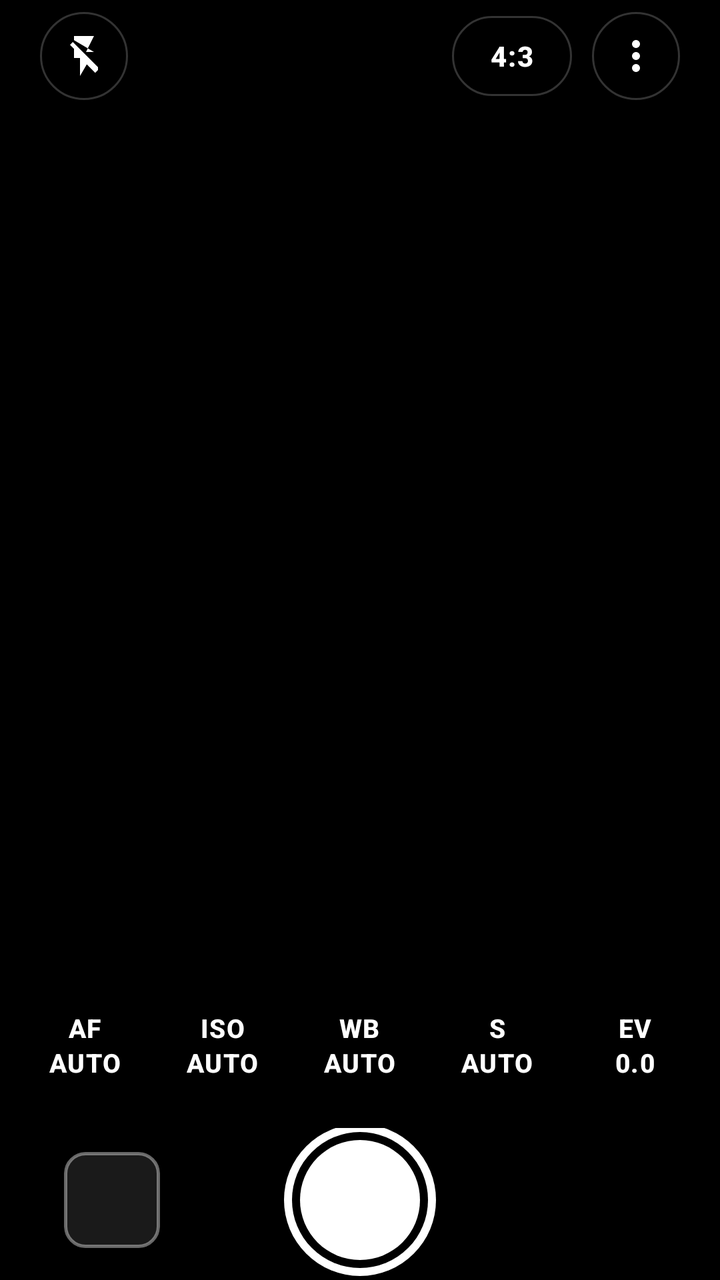
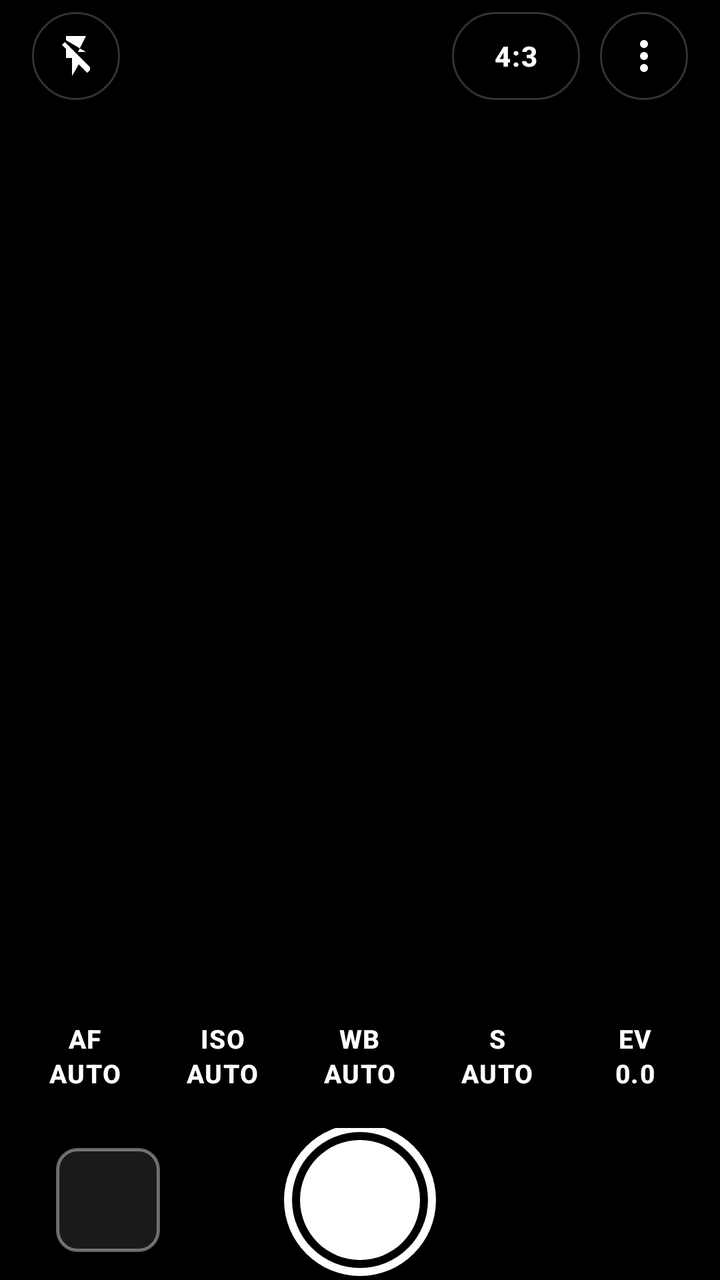

The first picture is an Android layout as it rendered before a commit; the second is the same layout after the commit. The layout source and the unified diff follow.
<!-- AndroidManifest.xml: activity theme Theme.ProCamera -->
<!-- res/layout/activity_main.xml -->
<?xml version="1.0" encoding="utf-8"?>
<RelativeLayout xmlns:android="http://schemas.android.com/apk/res/android"
    android:id="@+id/root_layout"
    android:layout_width="match_parent"
    android:layout_height="match_parent"
    android:background="@color/black_pure">

    <TextureView
        android:id="@+id/view_finder"
        android:layout_width="match_parent"
        android:layout_height="match_parent"
        android:layout_centerInParent="true" />

    <View
        android:layout_width="match_parent"
        android:layout_height="120dp"
        android:layout_alignParentTop="true"
        android:background="@drawable/bg_top_gradient" />

    <View
        android:layout_width="match_parent"
        android:layout_height="280dp"
        android:layout_alignParentBottom="true"
        android:background="@drawable/bg_bottom_gradient" />

    <RelativeLayout
        android:id="@+id/focus_ring"
        android:layout_width="92dp"
        android:layout_height="92dp"
        android:layout_centerInParent="true"
        android:background="@drawable/focus_frame"
        android:visibility="gone">

        <LinearLayout
            android:layout_width="wrap_content"
            android:layout_height="wrap_content"
            android:layout_centerHorizontal="true"
            android:layout_alignParentBottom="true"
            android:layout_marginBottom="-22dp"
            android:background="@drawable/bg_auto_pill"
            android:paddingStart="10dp"
            android:paddingEnd="10dp"
            android:paddingTop="3dp"
            android:paddingBottom="3dp">

            <TextView
                android:id="@+id/focus_ev_text"
                android:layout_width="wrap_content"
                android:layout_height="wrap_content"
                android:text="EV 0.0"
                android:textColor="@color/accent_yellow"
                android:textSize="11sp"
                android:textStyle="bold" />
        </LinearLayout>
    </RelativeLayout>

    <LinearLayout
        android:id="@+id/top_bar"
        android:layout_width="match_parent"
        android:layout_height="56dp"
        android:layout_alignParentTop="true"
        android:layout_marginTop="0dp"
        android:gravity="center_vertical"
        android:orientation="horizontal"
        android:paddingStart="20dp"
        android:paddingEnd="20dp">

        <ImageView
            android:id="@+id/btn_flash"
            android:layout_width="44dp"
            android:layout_height="44dp"
            android:padding="10dp"
            android:background="@drawable/bg_circle_button"
            android:contentDescription="@string/cd_flash"
            android:scaleType="fitCenter"
            android:src="@drawable/ic_flash_off"
            android:tint="@android:color/white" />

        <View
            android:layout_width="0dp"
            android:layout_height="1dp"
            android:layout_weight="1" />

        <TextView
            android:id="@+id/btn_ratio"
            style="@style/TopBarText"
            android:layout_width="wrap_content"
            android:layout_height="40dp"
            android:minWidth="60dp"
            android:gravity="center"
            android:paddingStart="16dp"
            android:paddingEnd="16dp"
            android:background="@drawable/bg_pill_button"
            android:text="@string/ratio_4_3" />

        <ImageView
            android:id="@+id/btn_menu"
            android:layout_width="44dp"
            android:layout_height="44dp"
            android:layout_marginStart="10dp"
            android:padding="10dp"
            android:background="@drawable/bg_circle_button"
            android:contentDescription="@string/cd_menu"
            android:scaleType="fitCenter"
            android:src="@drawable/more_vert_24px"
            android:tint="@android:color/white" />
    </LinearLayout>

    <LinearLayout
        android:id="@+id/bottom_controls"
        android:layout_width="match_parent"
        android:layout_height="wrap_content"
        android:layout_alignParentBottom="true"
        android:orientation="vertical"
        android:paddingBottom="0dp"
        android:paddingTop="8dp">

        <LinearLayout
            android:id="@+id/slider_panel"
            android:layout_width="match_parent"
            android:layout_height="wrap_content"
            android:orientation="vertical"
            android:gravity="center"
            android:layout_marginStart="20dp"
            android:layout_marginEnd="20dp"
            android:paddingStart="20dp"
            android:paddingEnd="20dp"
            android:paddingTop="14dp"
            android:paddingBottom="12dp"
            android:background="@drawable/bg_panel"
            android:visibility="gone">

            <TextView
                android:id="@+id/slider_value_title"
                style="@style/SliderTitle"
                android:layout_width="wrap_content"
                android:layout_height="wrap_content"
                android:paddingBottom="6dp"
                android:text="ISO 100" />

            <SeekBar
                android:id="@+id/setting_seekbar"
                android:layout_width="match_parent"
                android:layout_height="wrap_content"
                android:max="100"
                android:progress="0"
                android:thumb="@drawable/ruler_thumb"
                android:progressTint="@color/accent_yellow"
                android:thumbTint="@color/accent_yellow"
                android:progressBackgroundTint="@color/white_20"
                android:background="@android:color/transparent"
                android:paddingStart="8dp"
                android:paddingEnd="8dp"
                android:minHeight="32dp"
                android:splitTrack="false" />

            <TextView
                android:id="@+id/btn_auto_toggle"
                style="@style/AutoToggleText"
                android:layout_width="wrap_content"
                android:layout_height="wrap_content"
                android:layout_marginTop="10dp"
                android:background="@drawable/bg_auto_pill"
                android:paddingStart="16dp"
                android:paddingEnd="16dp"
                android:paddingTop="6dp"
                android:paddingBottom="6dp"
                android:text="@string/mode_auto" />
        </LinearLayout>

        <LinearLayout
            android:layout_width="match_parent"
            android:layout_height="wrap_content"
            android:orientation="horizontal"
            android:gravity="center"
            android:paddingStart="8dp"
            android:paddingEnd="8dp"
            android:paddingBottom="20dp"
            android:paddingTop="14dp">

            <TextView
                android:id="@+id/btn_af"
                style="@style/ModeButtonText"
                android:layout_width="0dp"
                android:layout_height="wrap_content"
                android:layout_weight="1"
                android:text="AF\nAUTO" />

            <TextView
                android:id="@+id/btn_iso"
                style="@style/ModeButtonText"
                android:layout_width="0dp"
                android:layout_height="wrap_content"
                android:layout_weight="1"
                android:text="ISO\nAUTO" />

            <TextView
                android:id="@+id/btn_wb"
                style="@style/ModeButtonText"
                android:layout_width="0dp"
                android:layout_height="wrap_content"
                android:layout_weight="1"
                android:text="WB\nAUTO" />

            <TextView
                android:id="@+id/btn_s"
                style="@style/ModeButtonText"
                android:layout_width="0dp"
                android:layout_height="wrap_content"
                android:layout_weight="1"
                android:text="S\nAUTO" />

            <TextView
                android:id="@+id/btn_ev"
                style="@style/ModeButtonText"
                android:layout_width="0dp"
                android:layout_height="wrap_content"
                android:layout_weight="1"
                android:text="EV\n0.0" />
        </LinearLayout>

        <RelativeLayout
            android:layout_width="match_parent"
            android:layout_height="wrap_content"
            android:paddingStart="32dp"
            android:paddingEnd="32dp"
            android:paddingTop="4dp">

            <ImageView
                android:id="@+id/thumbnail_view"
                android:layout_width="48dp"
                android:layout_height="48dp"
                android:layout_centerVertical="true"
                android:layout_alignParentStart="true"
                android:scaleType="centerCrop"
                android:background="@drawable/bg_thumbnail"
                android:clipToOutline="true"
                android:contentDescription="@string/cd_thumbnail" />

            <View
                android:id="@+id/btn_capture"
                android:layout_width="76dp"
                android:layout_height="76dp"
                android:layout_centerInParent="true"
                android:background="@drawable/shutter_button"
                android:contentDescription="@string/cd_shutter" />

            <View
                android:layout_width="48dp"
                android:layout_height="48dp"
                android:layout_centerVertical="true"
                android:layout_alignParentEnd="true"
                android:background="@android:color/transparent" />
        </RelativeLayout>
    </LinearLayout>

</RelativeLayout>
<!-- resources referenced by this layout -->
<resources>
  <color name="accent_yellow">#FFFFD60A</color>
  <color name="black_pure">#FF000000</color>
  <color name="white_20">#33FFFFFF</color>
  <!-- drawable bg_auto_pill (drawable) -->
  <?xml version="1.0" encoding="utf-8"?>
  <shape xmlns:android="http://schemas.android.com/apk/res/android"
      android:shape="rectangle">
      <solid android:color="#33FFD60A" />
      <corners android:radius="14dp" />
      <stroke
          android:width="1dp"
          android:color="#66FFD60A" />
  </shape>
  <!-- drawable bg_bottom_gradient (drawable) -->
  <?xml version="1.0" encoding="utf-8"?>
  <shape xmlns:android="http://schemas.android.com/apk/res/android"
      android:shape="rectangle">
      <gradient
          android:startColor="#00000000"
          android:centerColor="#4D000000"
          android:endColor="#CC000000"
          android:angle="270" />
  </shape>
  <!-- drawable bg_panel (drawable) -->
  <?xml version="1.0" encoding="utf-8"?>
  <shape xmlns:android="http://schemas.android.com/apk/res/android"
      android:shape="rectangle">
      <solid android:color="@color/panel_scrim" />
      <corners android:radius="20dp" />
      <stroke
          android:width="1dp"
          android:color="@color/panel_border" />
  </shape>
  <!-- drawable bg_pill_button (drawable) -->
  <?xml version="1.0" encoding="utf-8"?>
  <shape xmlns:android="http://schemas.android.com/apk/res/android"
      android:shape="rectangle">
      <solid android:color="#33000000" />
      <corners android:radius="22dp" />
      <stroke
          android:width="1dp"
          android:color="@color/white_20" />
  </shape>
  <!-- drawable bg_thumbnail (drawable) -->
  <?xml version="1.0" encoding="utf-8"?>
  <shape xmlns:android="http://schemas.android.com/apk/res/android"
      android:shape="rectangle">
      <solid android:color="#1A1A1A" />
      <corners android:radius="10dp" />
      <stroke
          android:width="1.5dp"
          android:color="@color/white_40" />
  </shape>
  <!-- drawable bg_top_gradient (drawable) -->
  <?xml version="1.0" encoding="utf-8"?>
  <shape xmlns:android="http://schemas.android.com/apk/res/android"
      android:shape="rectangle">
      <gradient
          android:startColor="#CC000000"
          android:centerColor="#33000000"
          android:endColor="#00000000"
          android:angle="270" />
  </shape>
  <string name="cd_flash">Flash toggle</string>
  <string name="cd_menu">Menu</string>
  <string name="cd_shutter">Shutter button</string>
  <string name="cd_thumbnail">Last captured thumbnail</string>
  <string name="mode_auto">AUTO</string>
  <string name="ratio_4_3">4:3</string>
  <style name="AutoToggleText">
          <item name="android:textColor">@color/accent_yellow</item>
          <item name="android:textSize">12sp</item>
          <item name="android:textStyle">bold</item>
          <item name="android:letterSpacing">0.06</item>
          <item name="android:fontFamily">sans-serif-medium</item>
      </style>
  <style name="SliderTitle">
          <item name="android:textColor">@color/accent_yellow</item>
          <item name="android:textSize">13sp</item>
          <item name="android:textStyle">bold</item>
          <item name="android:letterSpacing">0.08</item>
          <item name="android:fontFamily">sans-serif-medium</item>
      </style>
  <style name="TopBarText">
          <item name="android:textColor">@android:color/white</item>
          <item name="android:textSize">14sp</item>
          <item name="android:textStyle">bold</item>
          <item name="android:letterSpacing">0.05</item>
          <item name="android:fontFamily">sans-serif-medium</item>
      </style>
  <style name="Theme.ProCamera" parent="Base.Theme.ProCamera" />
  <color name="panel_scrim">#B3000000</color>
  <color name="panel_border">#1AFFFFFF</color>
  <color name="white_40">#66FFFFFF</color>
  <color name="focus_ring_normal">#FFFFD60A</color>
  <!-- unchanged entries left out for length: 8 -->
</resources>

<!-- the commit's change to res/layout/activity_main.xml (unified diff, before → after) -->
@@ -9,7 +9,8 @@
         android:id="@+id/view_finder"
         android:layout_width="match_parent"
         android:layout_height="match_parent"
-        android:layout_centerInParent="true" />
+        android:layout_alignParentTop="true"
+        android:layout_centerHorizontal="true" />
 
     <View
         android:layout_width="match_parent"
@@ -62,8 +63,8 @@
         android:layout_marginTop="0dp"
         android:gravity="center_vertical"
         android:orientation="horizontal"
-        android:paddingStart="20dp"
-        android:paddingEnd="20dp">
+        android:paddingStart="16dp"
+        android:paddingEnd="16dp">
 
         <ImageView
             android:id="@+id/btn_flash"
@@ -85,8 +86,8 @@
             android:id="@+id/btn_ratio"
             style="@style/TopBarText"
             android:layout_width="wrap_content"
-            android:layout_height="40dp"
-            android:minWidth="60dp"
+            android:layout_height="44dp"
+            android:minWidth="64dp"
             android:gravity="center"
             android:paddingStart="16dp"
             android:paddingEnd="16dp"
@@ -121,8 +122,8 @@
             android:layout_height="wrap_content"
             android:orientation="vertical"
             android:gravity="center"
-            android:layout_marginStart="20dp"
-            android:layout_marginEnd="20dp"
+            android:layout_marginStart="16dp"
+            android:layout_marginEnd="16dp"
             android:paddingStart="20dp"
             android:paddingEnd="20dp"
             android:paddingTop="14dp"
@@ -175,8 +176,8 @@
             android:gravity="center"
             android:paddingStart="8dp"
             android:paddingEnd="8dp"
-            android:paddingBottom="20dp"
-            android:paddingTop="14dp">
+            android:paddingBottom="8dp"
+            android:paddingTop="12dp">
 
             <TextView
                 android:id="@+id/btn_af"
@@ -184,6 +185,7 @@
                 android:layout_width="0dp"
                 android:layout_height="wrap_content"
                 android:layout_weight="1"
+                android:minHeight="48dp"
                 android:text="AF\nAUTO" />
 
             <TextView
@@ -192,6 +194,7 @@
                 android:layout_width="0dp"
                 android:layout_height="wrap_content"
                 android:layout_weight="1"
+                android:minHeight="48dp"
                 android:text="ISO\nAUTO" />
 
             <TextView
@@ -200,6 +203,7 @@
                 android:layout_width="0dp"
                 android:layout_height="wrap_content"
                 android:layout_weight="1"
+                android:minHeight="48dp"
                 android:text="WB\nAUTO" />
 
             <TextView
@@ -208,6 +212,7 @@
                 android:layout_width="0dp"
                 android:layout_height="wrap_content"
                 android:layout_weight="1"
+                android:minHeight="48dp"
                 android:text="S\nAUTO" />
 
             <TextView
@@ -216,20 +221,21 @@
                 android:layout_width="0dp"
                 android:layout_height="wrap_content"
                 android:layout_weight="1"
+                android:minHeight="48dp"
                 android:text="EV\n0.0" />
         </LinearLayout>
 
         <RelativeLayout
             android:layout_width="match_parent"
             android:layout_height="wrap_content"
-            android:paddingStart="32dp"
-            android:paddingEnd="32dp"
+            android:paddingStart="28dp"
+            android:paddingEnd="28dp"
             android:paddingTop="4dp">
 
             <ImageView
                 android:id="@+id/thumbnail_view"
-                android:layout_width="48dp"
-                android:layout_height="48dp"
+                android:layout_width="52dp"
+                android:layout_height="52dp"
                 android:layout_centerVertical="true"
                 android:layout_alignParentStart="true"
                 android:scaleType="centerCrop"
@@ -246,8 +252,8 @@
                 android:contentDescription="@string/cd_shutter" />
 
             <View
-                android:layout_width="48dp"
-                android:layout_height="48dp"
+                android:layout_width="52dp"
+                android:layout_height="52dp"
                 android:layout_centerVertical="true"
                 android:layout_alignParentEnd="true"
                 android:background="@android:color/transparent" />
